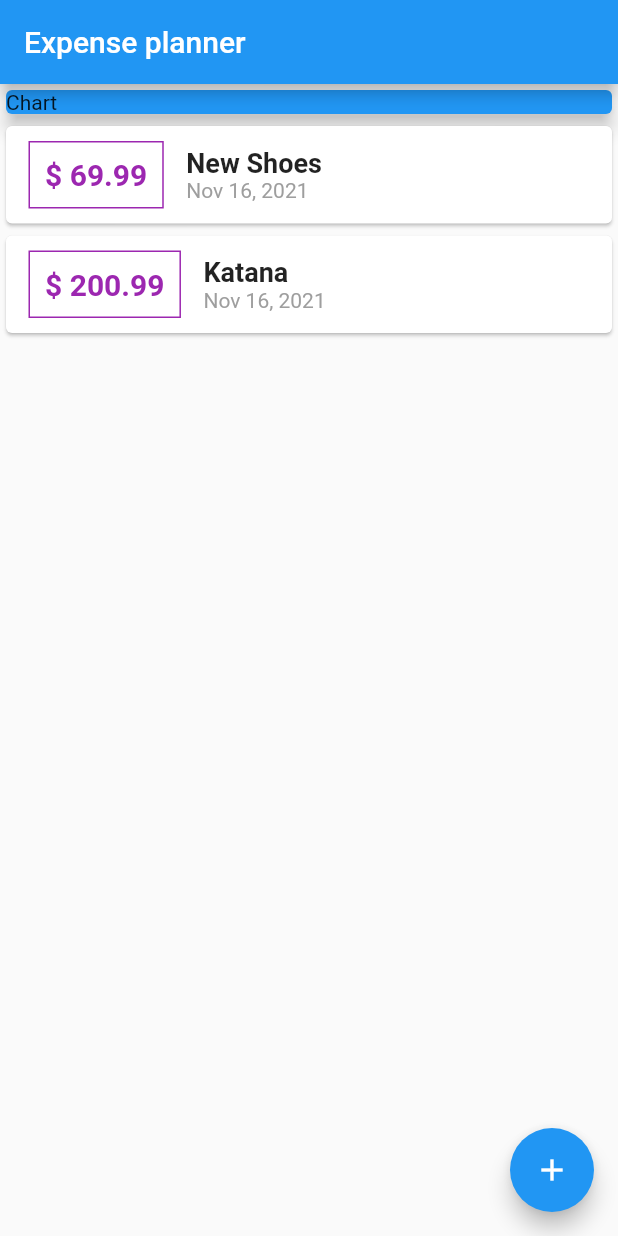
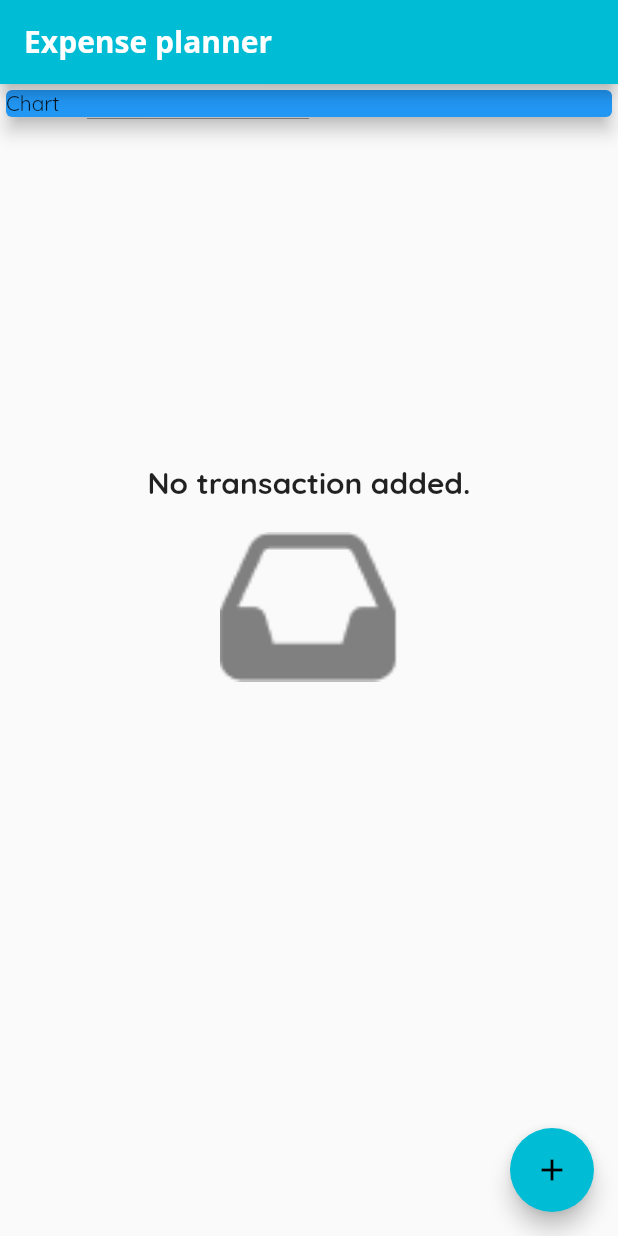
Before and after one commit to riadahmedzakir/flutter-expense-planner, a Flutter app: the screen it shows after launch, on a phone screen of 412 x 824 dp. Run offline on Flutter 3.47's test engine with Material 2 defaults, Android fonts, the phone set to English and light mode, and no system bars.

Commit message:
Added empty state

```diff
--- a/lib/widgets/home.dart
+++ b/lib/widgets/home.dart
@@ -1,5 +1,5 @@
 import 'package:flutter/material.dart';
-import 'package:flutter_expense_planner/widgets/transaction.dart';
+import 'package:flutter_expense_planner/models/transaction.dart';
 import 'package:flutter_expense_planner/widgets/transaction_add.dart';
 import 'package:flutter_expense_planner/widgets/transaction_chart.dart';
 import 'package:flutter_expense_planner/widgets/transaction_list.dart';
@@ -11,10 +11,7 @@ class Home extends StatefulWidget {
 
 class _HomeState extends State<Home> {
   final List<Transaction> _transactions = [
-    Transaction(
-        id: 't1', title: 'New Shoes', amount: 69.99, date: DateTime.now()),
-    Transaction(
-        id: 't2', title: 'Katana', amount: 200.99, date: DateTime.now()),
+
   ];
 
   void _addNewTransaction(String title, double amount) {
--- a/lib/widgets/root.dart
+++ b/lib/widgets/root.dart
@@ -5,10 +5,17 @@ class Root extends StatelessWidget {
   @override
   Widget build(BuildContext context) {
     return MaterialApp(
-      title: 'Flutter Demo',
+      title: 'Expense planner',
       theme: ThemeData(
-        primarySwatch: Colors.blue,
-      ),
+          primarySwatch: Colors.cyan,
+          fontFamily: 'Quicksand',
+          appBarTheme: AppBarTheme(
+              textTheme: ThemeData.light().textTheme.copyWith(
+                    headline6: TextStyle(
+                        fontFamily: 'OpenSans',
+                        fontSize: 20,
+                        fontWeight: FontWeight.bold),
+                  ))),
       home: Home(),
     );
   }
--- a/lib/widgets/transaction_card.dart
+++ b/lib/widgets/transaction_card.dart
@@ -1,5 +1,5 @@
 import 'package:flutter/material.dart';
-import 'package:flutter_expense_planner/widgets/transaction.dart';
+import 'package:flutter_expense_planner/models/transaction.dart';
 import 'package:intl/intl.dart';
 
 class TransactionCard extends StatelessWidget {
@@ -15,14 +15,15 @@ class TransactionCard extends StatelessWidget {
         Container(
           margin: const EdgeInsets.symmetric(vertical: 10, horizontal: 15),
           padding: const EdgeInsets.all(10),
-          decoration:
-              BoxDecoration(border: Border.all(color: Colors.purple, width: 1)),
+          decoration: BoxDecoration(
+              border: Border.all(
+                  color: Theme.of(context).primaryColorDark, width: 1)),
           child: Text(
             '\$ ${tx.amount.toString()}',
-            style: const TextStyle(
+            style: TextStyle(
                 fontWeight: FontWeight.bold,
                 fontSize: 20,
-                color: Colors.purple),
+                color: Theme.of(context).primaryColorDark),
           ),
         ),
         Column(
--- a/lib/widgets/transaction_list.dart
+++ b/lib/widgets/transaction_list.dart
@@ -1,5 +1,5 @@
 import 'package:flutter/material.dart';
-import 'package:flutter_expense_planner/widgets/transaction.dart';
+import 'package:flutter_expense_planner/models/transaction.dart';
 import 'package:flutter_expense_planner/widgets/transaction_add.dart';
 import 'package:flutter_expense_planner/widgets/transaction_card.dart';
 
@@ -16,7 +16,30 @@ class TransactionList extends StatefulWidget {
 class _TransactionListState extends State<TransactionList> {
   @override
   Widget build(BuildContext context) {
-    return Container(
+    return widget._transactions.isEmpty
+        ? Container(
+            height: 600,
+            child: Column(
+              mainAxisAlignment: MainAxisAlignment.center,
+              children: <Widget>[
+                Text(
+                  'No transaction added.',
+                  style: TextStyle(fontSize: 20, fontWeight: FontWeight.bold),
+                ),
+                SizedBox(
+                  height: 20,
+                ),
+                Container(
+                  height: 100,
+                  child: Image.asset(
+                    'assets/images/empty.png',
+                    fit: BoxFit.cover,
+                  ),
+                )
+              ],
+            ),
+          )
+        : Container(
             child: Column(
               children: [
                 Container(
```
Also changed, not shown: pubspec.yaml (+14 -12 lines), assets/fonts/OpenSans-Bold.ttf (added), assets/fonts/OpenSans-Regular.ttf (added), assets/fonts/Quicksand-Bold.ttf (added), assets/fonts/Quicksand-Light.ttf (added), assets/fonts/Quicksand-Medium.ttf (added), assets/fonts/Quicksand-Regular.ttf (added), assets/images/empty.png (added), lib/models/transaction.dart (renamed from lib/widgets/transaction.dart). Lines whose indentation alone changed are shown as unchanged.
